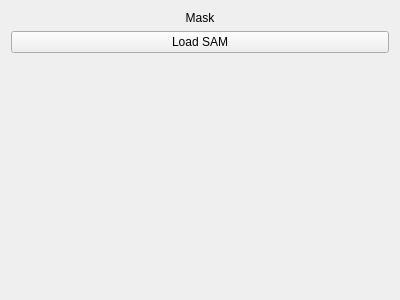
First picture: the form in src/WhiskerToolbox/DataManager_Widget/Mask_Widget/Mask_Widget.ui, repository paulmthompson/WhiskerToolbox, before the edit.
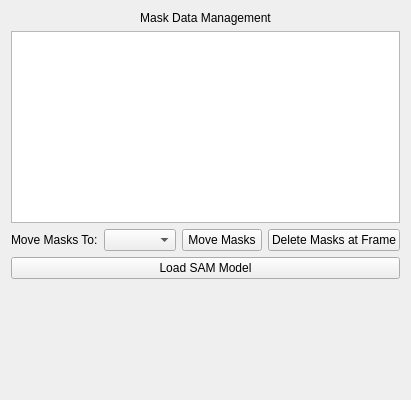
Second picture: the form after the edit.

Commit message: update mask widget to be in line with line and point widgets

```diff
--- a/src/WhiskerToolbox/DataManager_Widget/Mask_Widget/Mask_Widget.ui
+++ b/src/WhiskerToolbox/DataManager_Widget/Mask_Widget/Mask_Widget.ui
@@ -7,7 +7,7 @@
     <x>0</x>
     <y>0</y>
     <width>400</width>
-    <height>300</height>
+    <height>400</height>
    </rect>
   </property>
   <property name="windowTitle">
@@ -17,17 +17,61 @@
    <item>
     <widget class="QLabel" name="label">
      <property name="text">
-      <string>Mask</string>
+      <string>Mask Data Management</string>
      </property>
      <property name="alignment">
       <set>Qt::AlignmentFlag::AlignCenter</set>
      </property>
     </widget>
    </item>
+   <item>
+    <widget class="QTableView" name="tableView"/>
+   </item>
+   <item>
+    <layout class="QHBoxLayout" name="actionButtonsLayout">
+     <item>
+      <widget class="QLabel" name="moveToLabel">
+       <property name="text">
+        <string>Move Masks To:</string>
+       </property>
+      </widget>
+     </item>
+     <item>
+      <widget class="QComboBox" name="moveToMaskDataComboBox"/>
+     </item>
+     <item>
+      <widget class="QPushButton" name="moveMasksButton">
+       <property name="text">
+        <string>Move Masks</string>
+       </property>
+      </widget>
+     </item>
+     <item>
+      <widget class="QPushButton" name="deleteMasksButton">
+       <property name="text">
+        <string>Delete Masks at Frame</string>
+       </property>
+      </widget>
+     </item>
+     <item>
+      <spacer name="actionHorizontalSpacer">
+       <property name="orientation">
+        <enum>Qt::Horizontal</enum>
+       </property>
+       <property name="sizeHint" stdset="0">
+        <size>
+         <width>40</width>
+         <height>20</height>
+        </size>
+       </property>
+      </spacer>
+     </item>
+    </layout>
+   </item>
    <item>
     <widget class="QPushButton" name="load_sam_button">
      <property name="text">
-      <string>Load SAM</string>
+      <string>Load SAM Model</string>
      </property>
     </widget>
    </item>
@@ -36,10 +80,13 @@
      <property name="orientation">
       <enum>Qt::Orientation::Vertical</enum>
      </property>
+     <property name="sizeType">
+        <enum>QSizePolicy::Expanding</enum>
+     </property>
      <property name="sizeHint" stdset="0">
       <size>
        <width>20</width>
-       <height>40</height>
+       <height>10</height>
       </size>
      </property>
     </spacer>
```
The commit also changes 6 other files.
